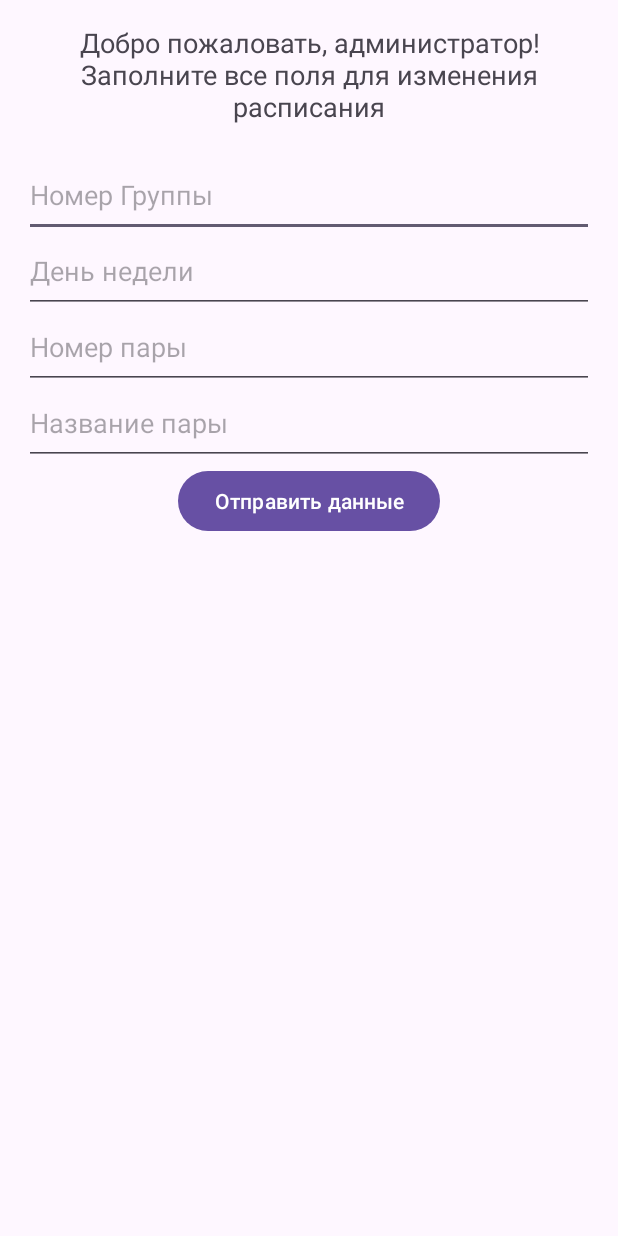
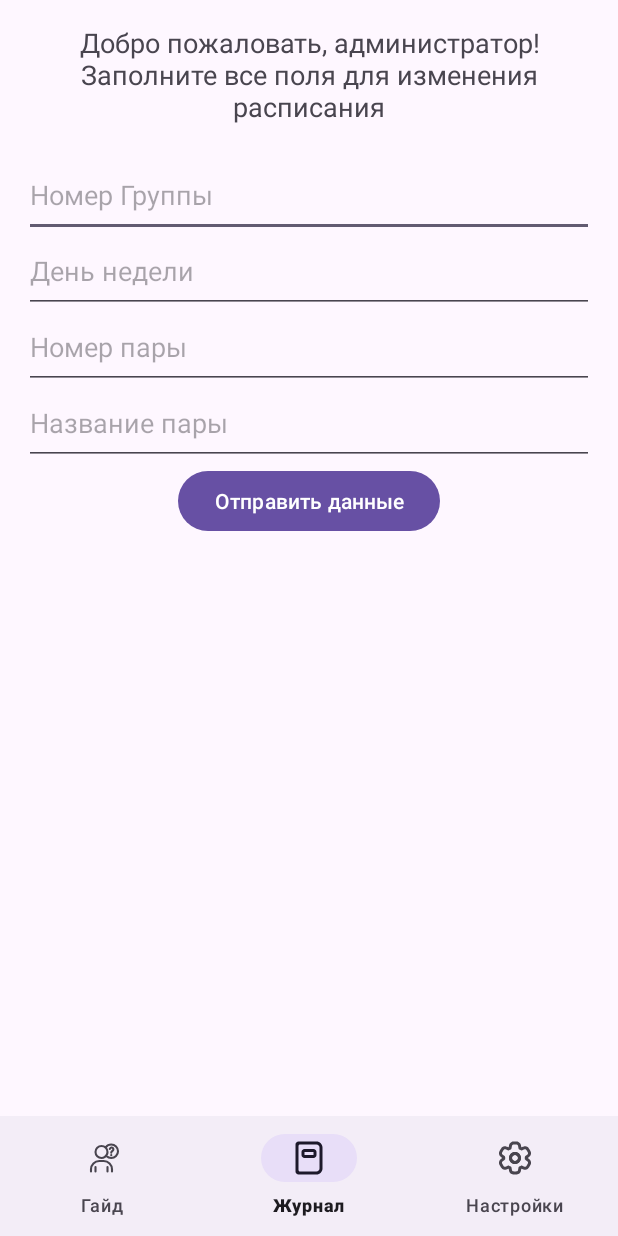
Before and after one commit to Deatser/LogBook, an Android app: the MainActivity screen opened directly, with no data from a screen before it, on a phone screen of 412 x 824 dp. Run offline under Robolectric (Android 15) with nearby library versions, the phone set to English and light mode, and no system bars; our stand-ins replace Firebase (no records; nobody signed in at launch, a user with empty details on screens opened directly).

Commit message:
Мелкие исправления

```diff
--- a/app/src/main/java/com/example/logbook/MainActivity.java
+++ b/app/src/main/java/com/example/logbook/MainActivity.java
@@ -1,6 +1,8 @@
 package com.example.logbook;
 
+import android.content.Intent;
 import android.os.Bundle;
+import android.view.MenuItem;
 import android.view.View;
 import android.widget.Button;
 import android.widget.EditText;
@@ -10,6 +12,7 @@ import androidx.annotation.NonNull;
 import androidx.appcompat.app.AppCompatActivity;
 
 import com.example.logbook.databinding.ActivityMainBinding;
+import com.google.android.material.bottomnavigation.BottomNavigationView;
 import com.google.firebase.auth.FirebaseAuth;
 import com.google.firebase.database.DataSnapshot;
 import com.google.firebase.database.DatabaseError;
@@ -96,6 +99,33 @@ public class MainActivity extends AppCompatActivity {
             }
         });
 
+        BottomNavigationView bottomNavigationView = findViewById(R.id.bottomNavigationView);
+        // Установим активным элемент "Журнал"
+        bottomNavigationView.setSelectedItemId(R.id.diary);
+        // Снимите выделение с всех элементов
+        bottomNavigationView.getMenu().findItem(R.id.diary).setChecked(false);
+
+
+        bottomNavigationView.setOnItemSelectedListener(new BottomNavigationView.OnItemSelectedListener() {
+            @Override
+            public boolean onNavigationItemSelected(@NonNull MenuItem item) {
+
+                int itemId = item.getItemId();
+                if (itemId == R.id.guide) {
+                    startActivity(new Intent(MainActivity.this, GuideActivity.class));
+                    return true;
+                } else if (itemId == R.id.diary) {
+                    startActivity(new Intent(MainActivity.this, ScheduleActivity.class));
+                    return true;
+                } else if (itemId == R.id.settings) {
+                    startActivity(new Intent(MainActivity.this, ActivitySettings.class));
+                    return true;
+                }
+
+                return false;
+            }
+        });
+
     }
     // Метод для проверки правильности дня недели
     private boolean isValidDayOfWeek(String dayOfWeek) {
--- a/app/src/main/java/com/example/logbook/ScheduleActivity.java
+++ b/app/src/main/java/com/example/logbook/ScheduleActivity.java
@@ -147,7 +147,6 @@ public class ScheduleActivity extends AppCompatActivity {
         // Создаем список расписаний на всю неделю
         weeklySchedule = new ArrayList<>();
 
-        dayList = "Monday";
 
 
         // Создаем пустые списки расписаний для каждого дня недели
--- a/app/src/main/res/layout/activity_main.xml
+++ b/app/src/main/res/layout/activity_main.xml
@@ -1,10 +1,18 @@
 <?xml version="1.0" encoding="utf-8"?>
-<LinearLayout xmlns:android="http://schemas.android.com/apk/res/android"
+<FrameLayout xmlns:android="http://schemas.android.com/apk/res/android"
+    xmlns:app="http://schemas.android.com/apk/res-auto"
+    android:layout_width="match_parent"
+    android:layout_height="match_parent">
+
+    <!-- Content Layout -->
+    <LinearLayout
         android:layout_width="match_parent"
         android:layout_height="match_parent"
         android:orientation="vertical"
         android:padding="16dp"
-    android:gravity="center_horizontal">
+        android:gravity="center_horizontal"
+        android:layout_gravity="top"
+        android:layout_marginBottom="56dp">
 
         <TextView
             android:id="@+id/welcomeTextView"
@@ -53,4 +61,15 @@
             android:layout_height="wrap_content"
             android:text="Отправить данные"
             android:layout_gravity="center_horizontal"/>
+
     </LinearLayout>
+
+    <!-- Bottom Navigation -->
+    <com.google.android.material.bottomnavigation.BottomNavigationView
+        android:id="@+id/bottomNavigationView"
+        android:layout_width="match_parent"
+        android:layout_height="wrap_content"
+        android:layout_gravity="bottom"
+        app:menu="@menu/bottom_nav_menu" />
+
+</FrameLayout>
--- a/app/src/main/res/layout/schedule_list_item.xml
+++ b/app/src/main/res/layout/schedule_list_item.xml
@@ -4,7 +4,7 @@
     android:layout_height="wrap_content"
     android:orientation="horizontal"
     android:padding="16dp"
-    android:background="@drawable/schedule_background">
+    >
 
     <TextView
         android:id="@+id/textViewDayOfWeek"
```
Also changed, not shown: app/src/main/java/com/example/logbook/StudentAdapter.java (deleted, +0 -46 lines), app/src/main/res/layout/activity_schedule.xml (+15 -8 lines), app/src/main/res/layout/list_item_student.xml (deleted, +0 -43 lines). Lines whose indentation alone changed are shown as unchanged.
